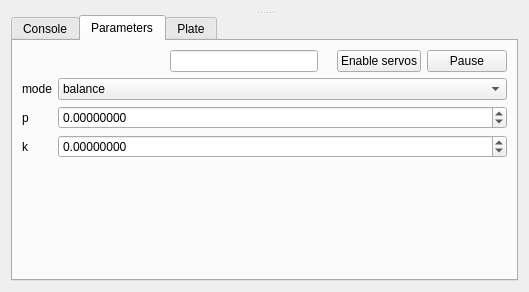
trnila/balancer_debugger, file control.ui: the form before one commit.
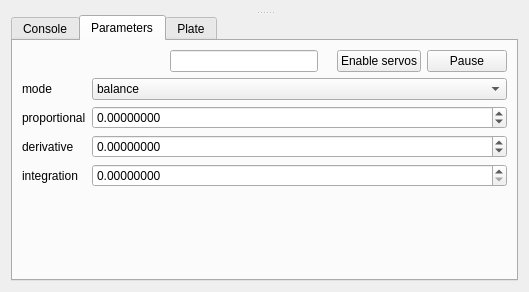
The form after the commit. The open tabs and pages were chosen to show the change.

Commit message: Integration value could be changed from ui

Diff of the .ui file:
```diff
--- a/control.ui
+++ b/control.ui
@@ -135,14 +135,14 @@
           <item row="1" column="0">
            <widget class="QLabel" name="label_2">
             <property name="text">
-             <string>p</string>
+             <string>proportional</string>
             </property>
            </widget>
           </item>
           <item row="2" column="0">
            <widget class="QLabel" name="label_3">
             <property name="text">
-             <string>k</string>
+             <string>derivative</string>
             </property>
            </widget>
           </item>
@@ -172,6 +172,20 @@
             </property>
            </widget>
           </item>
+          <item row="3" column="0">
+           <widget class="QLabel" name="label_4">
+            <property name="text">
+             <string>integration</string>
+            </property>
+           </widget>
+          </item>
+          <item row="3" column="1">
+           <widget class="QDoubleSpinBox" name="const_i">
+            <property name="decimals">
+             <number>8</number>
+            </property>
+           </widget>
+          </item>
          </layout>
         </item>
        </layout>
```
Left out of the diff: 4 changed lines with no effect on the pictures. The commit also changes 2 other files.
